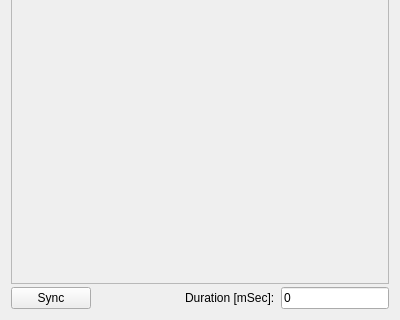
Old version of the form src/View/MainWindow.ui in the repository sergsave/MagicCubiano; both pictures show x 0 to 400 and y 280 to 600 of the 400 by 600 pixel window.
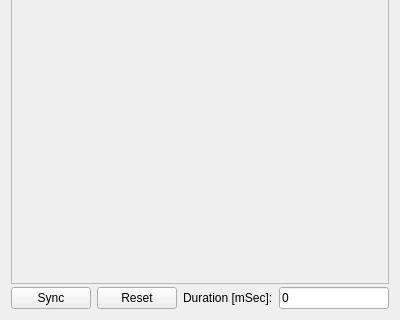
New version of the form.

The edit to the form file:
```diff
--- a/src/View/MainWindow.ui
+++ b/src/View/MainWindow.ui
@@ -51,17 +51,11 @@
       </widget>
      </item>
      <item>
-      <spacer name="horizontalSpacer">
-       <property name="orientation">
-        <enum>Qt::Horizontal</enum>
+      <widget class="QPushButton" name="resetButton">
+       <property name="text">
+        <string>Reset</string>
        </property>
-       <property name="sizeHint" stdset="0">
-        <size>
-         <width>40</width>
-         <height>20</height>
-        </size>
-       </property>
-      </spacer>
+      </widget>
      </item>
      <item>
       <widget class="QLabel" name="durLabel">
```
